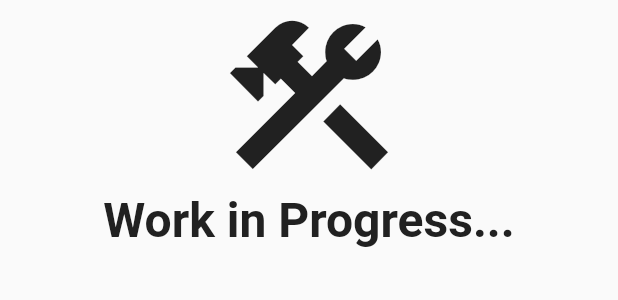
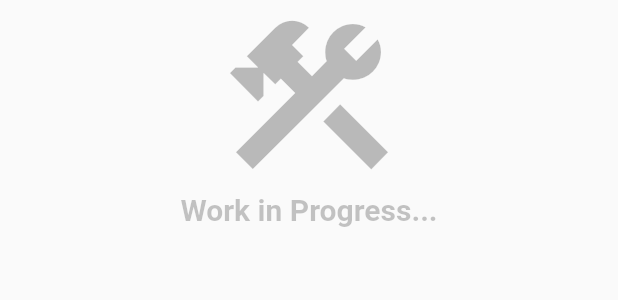
Before and after one commit to MisorWyvern/flutter-pokedex, a Flutter app: the PokemonMoves widget shown alone on an empty page, opened directly, on a phone screen of 412 x 824 dp. Shown: the top 300 px of the screen. Run offline on Flutter 3.47's test engine with Material 2 defaults, Android fonts, the phone set to English and light mode, and no system bars; our stand-ins replace cached_network_image, dartz, dio, equatable, flutter_modular, mobx; generated files the repository leaves out were written again.

Commit message:
fix pokemon moves colors

```diff
--- a/lib/core/widgets/pokemon/pokemon_moves.dart
+++ b/lib/core/widgets/pokemon/pokemon_moves.dart
@@ -14,10 +14,14 @@ class PokemonMoves extends StatelessWidget {
                   Icon(
                     Icons.construction,
                     size: 128,
+                    color: Colors.black26,
                   ),
-                  Text(
-                    "Work in Progress...",
-                    style: Theme.of(context).textTheme.headline3,
+                  Opacity(
+                    opacity: 0.26,
+                    child: Text(
+                      "Work in Progress...",
+                      style: Theme.of(context).textTheme.headline5,
+                    ),
                   ),
                 ],
               ),
```
